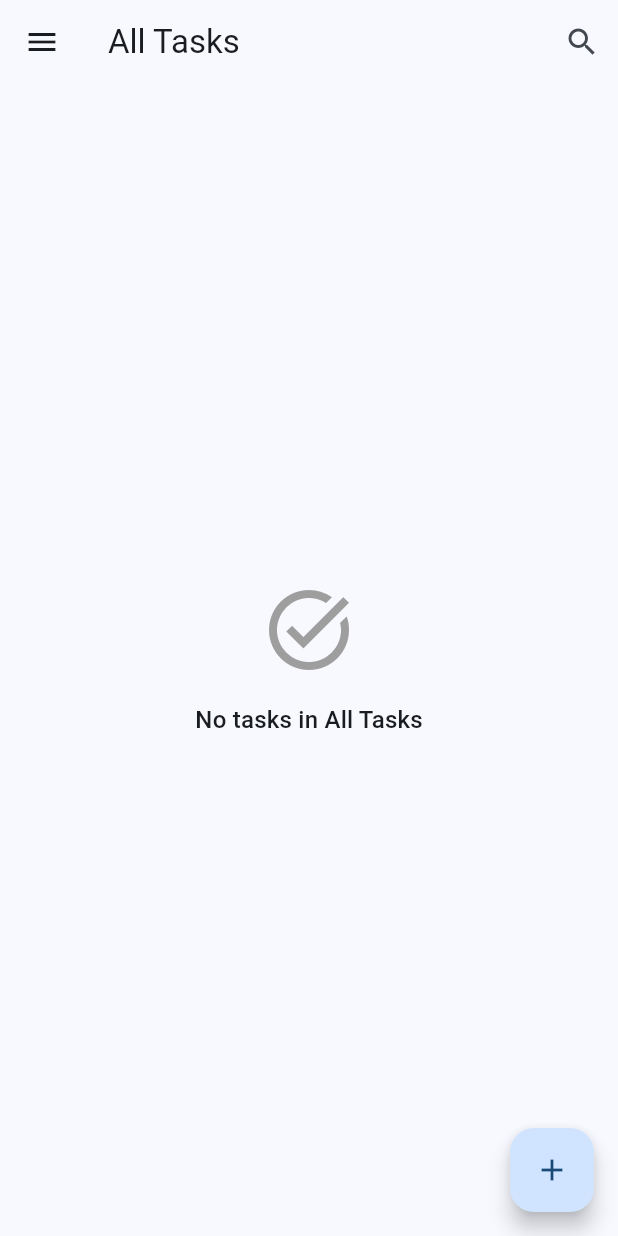
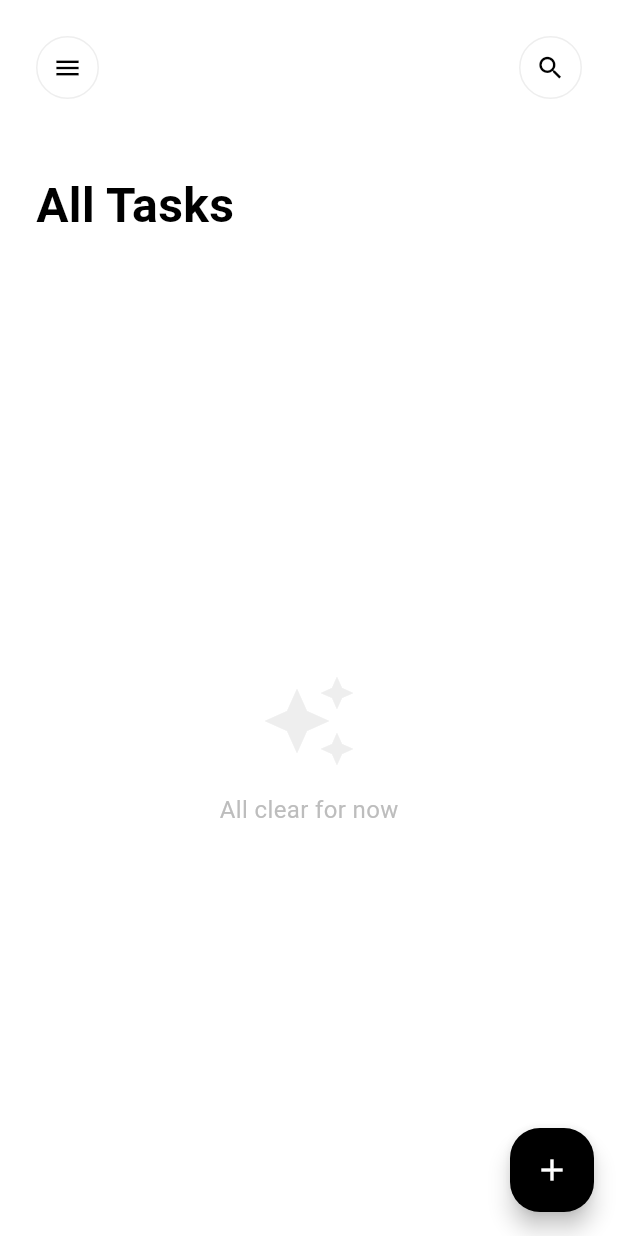
Before and after one commit to afnanahmadtariq/to-do-app, a Flutter app: the screen it shows after launch, on a phone screen of 412 x 824 dp. Run offline on Flutter 3.47's test engine with Material 3 defaults, Android fonts, the phone set to English and light mode, and no system bars; our stand-ins replace cloud_firestore, firebase_core; accounts and stored records are empty.

Commit message:
Redesign home and task UI for improved usability
Refactored HomeScreen layout to use a custom header, drawer, and floating action button, with a cleaner task list and empty state. TaskTile now features a card-style appearance, custom checkbox, priority indicator, and improved tag/due date display. These changes enhance the app's visual hierarchy and user experience.

```diff
--- a/lib/screens/home_screen.dart
+++ b/lib/screens/home_screen.dart
@@ -21,11 +21,14 @@ class _HomeScreenState extends State<HomeScreen> {
 
   @override
   Widget build(BuildContext context) {
-    return Consumer<TaskProvider>(
+    return Scaffold(
+      backgroundColor: Colors.white,
+      drawer: _buildDrawer(context),
+      body: SafeArea(
+        child: Consumer<TaskProvider>(
           builder: (context, taskProvider, child) {
             var tasks = taskProvider.tasks;
 
-        // Apply View Filters
             if (_selectedView == 'Today') {
               tasks = taskProvider.todayTasks;
             } else if (_selectedView == 'High Priority') {
@@ -40,181 +43,187 @@ class _HomeScreenState extends State<HomeScreen> {
               tasks = tasks.where((t) => t.tagIds.contains(_selectedTagId)).toList();
             }
 
-        return Scaffold(
-          appBar: AppBar(
-            title: Text(_selectedView),
-            actions: [
-              IconButton(
-                icon: const Icon(Icons.search),
-                onPressed: () {
-                  showSearch(
-                    context: context,
-                    delegate: TaskSearchDelegate(taskProvider.tasks),
-                  );
-                },
+            return Column(
+              crossAxisAlignment: CrossAxisAlignment.start,
+              children: [
+                _buildHeader(context, taskProvider),
+                const SizedBox(height: 24),
+                Padding(
+                  padding: const EdgeInsets.symmetric(horizontal: 24.0),
+                  child: Text(
+                    _selectedView,
+                    style: const TextStyle(
+                      fontSize: 32,
+                      fontWeight: FontWeight.bold,
+                      color: Colors.black,
                     ),
-            ],
                   ),
-          drawer: _buildDrawer(context, taskProvider),
-          body: tasks.isEmpty
-              ? Center(
-                  child: Column(
-                    mainAxisAlignment: MainAxisAlignment.center,
-                    children: [
-                      const Icon(Icons.task_alt, size: 64, color: Colors.grey),
+                ),
                 const SizedBox(height: 16),
-                      Text(
-                        'No tasks in $_selectedView',
-                        style: Theme.of(context).textTheme.titleMedium,
-                      ),
-                    ],
-                  ),
-                )
+                Expanded(
+                  child: tasks.isEmpty
+                      ? _buildEmptyState()
                       : ListView.builder(
+                          padding: const EdgeInsets.only(bottom: 100),
                           itemCount: tasks.length,
                           itemBuilder: (context, index) {
                             final task = tasks[index];
                             return Dismissible(
                               key: Key(task.id),
+                              direction: DismissDirection.endToStart,
                               background: Container(
-                        color: Colors.red,
                                 alignment: Alignment.centerRight,
-                        padding: const EdgeInsets.only(right: 20),
-                        child: const Icon(Icons.delete, color: Colors.white),
+                                padding: const EdgeInsets.only(right: 24),
+                                color: Colors.red.shade50,
+                                child: Icon(Icons.delete_outline, color: Colors.red.shade400),
                               ),
-                      onDismissed: (direction) {
-                        taskProvider.deleteTask(task.id);
-                      },
+                              onDismissed: (_) => taskProvider.deleteTask(task.id),
                               child: TaskTile(task: task),
                             );
                           },
                         ),
-          floatingActionButton: FloatingActionButton(
-            onPressed: () {
-              Navigator.push(
-                context,
-                MaterialPageRoute(builder: (context) => const AddTaskScreen()),
+                ),
+              ],
             );
           },
-            child: const Icon(Icons.add),
         ),
-        );
-      },
+      ),
+      floatingActionButton: _buildFAB(context),
     );
   }
 
-  Widget _buildDrawer(BuildContext context, TaskProvider provider) {
-    return Drawer(
-      child: ListView(
-        padding: EdgeInsets.zero,
+  Widget _buildHeader(BuildContext context, TaskProvider provider) {
+    return Padding(
+      padding: const EdgeInsets.all(24.0),
+      child: Row(
+        mainAxisAlignment: MainAxisAlignment.spaceBetween,
         children: [
-          DrawerHeader(
-            decoration: BoxDecoration(
-              color: Theme.of(context).colorScheme.primaryContainer,
-            ),
-            child: Column(
-              crossAxisAlignment: CrossAxisAlignment.start,
-              children: [
-                const CircleAvatar(
-                  child: Icon(Icons.person),
-                ),
-                const SizedBox(height: 12),
-                const Text(
-                  'FireTask Manager',
-                  style: TextStyle(fontSize: 20, fontWeight: FontWeight.bold),
-                ),
-                Text(
-                  '${provider.tasks.where((t) => t.status == TaskStatus.pending).length} pending tasks',
-                  style: Theme.of(context).textTheme.bodySmall,
-                ),
-              ],
+          Builder(
+            builder: (context) => _buildCircleButton(
+              Icons.menu,
+              onTap: () => Scaffold.of(context).openDrawer(),
             ),
           ),
-          ListTile(
-            leading: const Icon(Icons.list),
-            title: const Text('All Tasks'),
-            selected: _selectedView == 'All Tasks',
-            onTap: () => _setView('All Tasks'),
+          _buildCircleButton(
+            Icons.search,
+            onTap: () => showSearch(
+              context: context,
+              delegate: TaskSearchDelegate(provider.tasks),
             ),
-          ListTile(
-            leading: const Icon(Icons.today, color: Colors.green),
-            title: const Text('Today'),
-            selected: _selectedView == 'Today',
-            onTap: () => _setView('Today'),
           ),
-          ListTile(
-            leading: const Icon(Icons.error_outline, color: Colors.red),
-            title: const Text('Overdue'),
-            selected: _selectedView == 'Overdue',
-            onTap: () => _setView('Overdue'),
-          ),
-          ListTile(
-            leading: const Icon(Icons.priority_high, color: Colors.orange),
-            title: const Text('High Priority'),
-            selected: _selectedView == 'High Priority',
-            onTap: () => _setView('High Priority'),
-          ),
-          ListTile(
-            leading: const Icon(Icons.check_circle_outline, color: Colors.blue),
-            title: const Text('Completed'),
-            selected: _selectedView == 'Completed',
-            onTap: () => _setView('Completed'),
-          ),
-          const Divider(),
-          _buildSectionHeader(context, 'PROJECTS', () => _showCreateProjectDialog(context, provider)),
-          ...provider.projects.map((project) {
-            final projectTasks = provider.tasks.where((t) => t.projectId == project.id).toList();
-            final completedCount = projectTasks.where((t) => t.status == TaskStatus.completed).length;
-            final progress = projectTasks.isEmpty ? 0.0 : completedCount / projectTasks.length;
-
-            return ListTile(
-              leading: Icon(
-                IconData(project.iconCodePoint, fontFamily: 'MaterialIcons'),
-                color: Color(project.colorValue),
-              ),
-              title: Text(project.name),
-              subtitle: LinearProgressIndicator(
-                value: progress,
-                backgroundColor: Colors.grey[200],
-                valueColor: AlwaysStoppedAnimation<Color>(Color(project.colorValue)),
-              ),
-              selected: _selectedProjectId == project.id,
-              onTap: () {
-                Navigator.pop(context); // Close drawer
-                Navigator.push(
-                  context,
-                  MaterialPageRoute(
-                    builder: (context) => ProjectDetailScreen(project: project),
-                  ),
-                );
-              },
-            );
-          }),
-          const Divider(),
-          _buildSectionHeader(context, 'TAGS', () => _showManageTagsDialog(context, provider)),
-          ...provider.tags.map((tag) => ListTile(
-                leading: Icon(Icons.label, color: Color(tag.colorValue)),
-                title: Text(tag.name),
-                selected: _selectedTagId == tag.id,
-                onTap: () => _setView(tag.name, tagId: tag.id),
-              )),
         ],
       ),
     );
   }
 
-  Widget _buildSectionHeader(BuildContext context, String title, VoidCallback onAdd) {
-    return Padding(
-      padding: const EdgeInsets.symmetric(horizontal: 16, vertical: 8),
-      child: Row(
-        mainAxisAlignment: MainAxisAlignment.spaceBetween,
+  Widget _buildCircleButton(IconData icon, {required VoidCallback onTap}) {
+    return GestureDetector(
+      onTap: onTap,
+      child: Container(
+        padding: const EdgeInsets.all(10),
+        decoration: BoxDecoration(
+          shape: BoxShape.circle,
+          border: Border.all(color: Colors.grey.shade200),
+        ),
+        child: Icon(icon, size: 20, color: Colors.black),
+      ),
+    );
+  }
+
+  Widget _buildEmptyState() {
+    return Center(
+      child: Column(
+        mainAxisAlignment: MainAxisAlignment.center,
         children: [
-          Text(title, style: Theme.of(context).textTheme.labelMedium),
-          IconButton(
-            icon: const Icon(Icons.add, size: 18),
-            onPressed: onAdd,
+          Icon(Icons.auto_awesome, size: 64, color: Colors.grey.shade200),
+          const SizedBox(height: 16),
+          Text(
+            'All clear for now',
+            style: TextStyle(color: Colors.grey.shade400, fontSize: 16),
           ),
         ],
+      ),
+    );
+  }
+
+  Widget _buildFAB(BuildContext context) {
+    return FloatingActionButton(
+      onPressed: () => Navigator.push(
+        context,
+        MaterialPageRoute(builder: (context) => const AddTaskScreen()),
+      ),
+      backgroundColor: Colors.black,
+      shape: RoundedRectangleBorder(borderRadius: BorderRadius.circular(20)),
+      child: const Icon(Icons.add, color: Colors.white),
+    );
+  }
+
+  Widget _buildDrawer(BuildContext context) {
+    final provider = Provider.of<TaskProvider>(context);
+    return Drawer(
+      backgroundColor: Colors.white,
+      elevation: 0,
+      child: SafeArea(
+        child: Column(
+          children: [
+            const Padding(
+              padding: EdgeInsets.all(32.0),
+              child: Row(
+                children: [
+                  CircleAvatar(backgroundColor: Colors.black, radius: 24, child: Icon(Icons.bolt, color: Colors.white)),
+                  SizedBox(width: 16),
+                  Text('FireTask', style: TextStyle(fontSize: 24, fontWeight: FontWeight.bold)),
+                ],
+              ),
+            ),
+            Expanded(
+              child: ListView(
+                padding: const EdgeInsets.symmetric(horizontal: 16),
+                children: [
+                  _buildDrawerItem('All Tasks', Icons.grid_view_rounded, _selectedView == 'All Tasks',
+                    () => _setView('All Tasks')),
+                  _buildDrawerItem('Today', Icons.today_rounded, _selectedView == 'Today',
+                    () => _setView('Today')),
+                  _buildDrawerItem('High Priority', Icons.priority_high_rounded, _selectedView == 'High Priority',
+                    () => _setView('High Priority')),
+                  _buildDrawerItem('Completed', Icons.check_circle_outline_rounded, _selectedView == 'Completed',
+                    () => _setView('Completed')),
+
+                  const Padding(
+                    padding: EdgeInsets.only(left: 16, top: 32, bottom: 16),
+                    child: Text('PROJECTS', style: TextStyle(fontSize: 12, fontWeight: FontWeight.bold, color: Colors.grey, letterSpacing: 1.2)),
+                  ),
+                  ...provider.projects.map((p) => _buildDrawerItem(
+                    p.name,
+                    Icons.folder_open_rounded,
+                    _selectedProjectId == p.id,
+                    () {
+                      Navigator.pop(context);
+                      Navigator.push(context, MaterialPageRoute(builder: (context) => ProjectDetailScreen(project: p)));
+                    },
+                  )),
+                ],
+              ),
+            ),
+          ],
+        ),
+      ),
+    );
+  }
+
+  Widget _buildDrawerItem(String title, IconData icon, bool isSelected, VoidCallback onTap) {
+    return ListTile(
+      onTap: onTap,
+      shape: RoundedRectangleBorder(borderRadius: BorderRadius.circular(16)),
+      selected: isSelected,
+      selectedTileColor: Colors.grey.shade50,
+      leading: Icon(icon, color: isSelected ? Colors.black : Colors.grey.shade400, size: 22),
+      title: Text(
+        title,
+        style: TextStyle(
+          color: isSelected ? Colors.black : Colors.grey.shade600,
+          fontWeight: isSelected ? FontWeight.bold : FontWeight.normal,
+        ),
       ),
     );
   }
@@ -225,93 +234,6 @@ class _HomeScreenState extends State<HomeScreen> {
       _selectedProjectId = projectId;
       _selectedTagId = tagId;
     });
-    if (Navigator.canPop(context)) {
     Navigator.pop(context);
   }
 }
-
-  void _showCreateProjectDialog(BuildContext context, TaskProvider provider) {
-    final controller = TextEditingController();
-    showDialog(
-      context: context,
-      builder: (context) => AlertDialog(
-        title: const Text('New Project'),
-        content: TextField(
-          controller: controller,
-          autofocus: true,
-          decoration: const InputDecoration(hintText: 'Project Name'),
-        ),
-        actions: [
-          TextButton(onPressed: () => Navigator.pop(context), child: const Text('Cancel')),
-          TextButton(
-            onPressed: () {
-              if (controller.text.isNotEmpty) {
-                provider.addProject(controller.text, Colors.blue.value);
-                Navigator.pop(context);
-              }
-            },
-            child: const Text('Create'),
-          ),
-        ],
-      ),
-    );
-  }
-
-  void _showManageTagsDialog(BuildContext context, TaskProvider provider) {
-    final controller = TextEditingController();
-    showDialog(
-      context: context,
-      builder: (context) => StatefulBuilder(
-        builder: (context, setDialogState) => AlertDialog(
-          title: const Text('Manage Tags'),
-          content: SizedBox(
-            width: double.maxFinite,
-            child: Column(
-              mainAxisSize: MainAxisSize.min,
-              children: [
-                Row(
-                  children: [
-                    Expanded(
-                      child: TextField(
-                        controller: controller,
-                        decoration: const InputDecoration(hintText: 'New Tag Name'),
-                      ),
-                    ),
-                    IconButton(
-                      icon: const Icon(Icons.add),
-                      onPressed: () {
-                        if (controller.text.isNotEmpty) {
-                          provider.addTag(controller.text, Colors.grey.value);
-                          controller.clear();
-                          setDialogState(() {});
-                        }
-                      },
-                    ),
-                  ],
-                ),
-                const SizedBox(height: 10),
-                Flexible(
-                  child: ListView.builder(
-                    shrinkWrap: true,
-                    itemCount: provider.tags.length,
-                    itemBuilder: (context, index) {
-                      final tag = provider.tags[index];
-                      return ListTile(
-                        leading: Icon(Icons.label, color: Color(tag.colorValue)),
-                        title: Text(tag.name),
-                        dense: true,
-                      );
-                    },
-                  ),
-                ),
-              ],
-            ),
-          ),
-          actions: [
-            TextButton(onPressed: () => Navigator.pop(context), child: const Text('Close')),
-          ],
-        ),
-      ),
-    );
-  }
-}
```
Also changed, not shown: lib/widgets/task_tile.dart (+91 -56 lines). Lines whose indentation alone changed are shown as unchanged.
